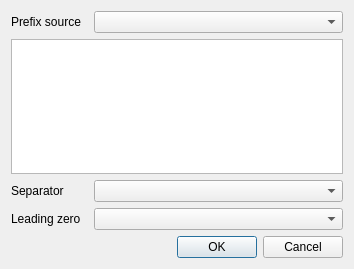
First picture: the form in ui/wizard/ui_code_property.ui, repository gltn/stdm, before the edit.
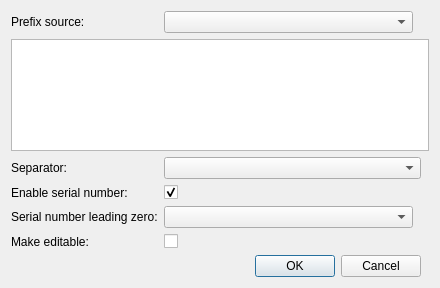
Second picture: the form after the edit.

Commit message: Fixed show_in_parent-child value naming

```diff
--- a/ui/wizard/ui_code_property.ui
+++ b/ui/wizard/ui_code_property.ui
@@ -6,8 +6,8 @@
    <rect>
     <x>0</x>
     <y>0</y>
-    <width>354</width>
-    <height>269</height>
+    <width>440</width>
+    <height>288</height>
    </rect>
   </property>
   <property name="sizePolicy">
@@ -19,10 +19,31 @@
   <property name="windowTitle">
    <string>Auto Generated Code Property</string>
   </property>
-  <layout class="QVBoxLayout" name="verticalLayout">
-   <item>
-    <layout class="QHBoxLayout" name="horizontalLayout">
-     <item>
+  <layout class="QGridLayout" name="gridLayout">
+   <item row="4" column="2">
+    <widget class="QComboBox" name="leading_zero_cbo">
+     <property name="sizePolicy">
+      <sizepolicy hsizetype="Preferred" vsizetype="Maximum">
+       <horstretch>0</horstretch>
+       <verstretch>0</verstretch>
+      </sizepolicy>
+     </property>
+     <property name="minimumSize">
+      <size>
+       <width>249</width>
+       <height>0</height>
+      </size>
+     </property>
+    </widget>
+   </item>
+   <item row="3" column="0" colspan="2">
+    <widget class="QLabel" name="label_4">
+     <property name="text">
+      <string>Enable serial number:</string>
+     </property>
+    </widget>
+   </item>
+   <item row="0" column="0" colspan="2">
       <widget class="QLabel" name="label">
        <property name="maximumSize">
         <size>
@@ -31,11 +52,45 @@
         </size>
        </property>
        <property name="text">
-        <string>Prefix source</string>
+      <string>Prefix source:</string>
        </property>
       </widget>
      </item>
-     <item>
+   <item row="6" column="0" colspan="4">
+    <widget class="QDialogButtonBox" name="buttonBox">
+     <property name="orientation">
+      <enum>Qt::Horizontal</enum>
+     </property>
+     <property name="standardButtons">
+      <set>QDialogButtonBox::Cancel|QDialogButtonBox::Ok</set>
+     </property>
+    </widget>
+   </item>
+   <item row="4" column="0" colspan="2">
+    <widget class="QLabel" name="label_2">
+     <property name="text">
+      <string>Serial number leading zero:</string>
+     </property>
+    </widget>
+   </item>
+   <item row="3" column="2">
+    <widget class="QCheckBox" name="serial_number_chk">
+     <property name="text">
+      <string/>
+     </property>
+     <property name="checked">
+      <bool>true</bool>
+     </property>
+    </widget>
+   </item>
+   <item row="2" column="0" colspan="2">
+    <widget class="QLabel" name="label_3">
+     <property name="text">
+      <string>Separator:</string>
+     </property>
+    </widget>
+   </item>
+   <item row="0" column="2" colspan="2">
       <widget class="QComboBox" name="prefix_source_cbo">
        <property name="sizePolicy">
         <sizepolicy hsizetype="Fixed" vsizetype="Fixed">
@@ -60,21 +115,10 @@
        </property>
       </widget>
      </item>
-    </layout>
-   </item>
-   <item>
+   <item row="1" column="0" colspan="5">
     <widget class="QListView" name="column_code_view"/>
    </item>
-   <item>
-    <layout class="QHBoxLayout" name="horizontalLayout_3">
-     <item>
-      <widget class="QLabel" name="label_3">
-       <property name="text">
-        <string>Separator</string>
-       </property>
-      </widget>
-     </item>
-     <item>
+   <item row="2" column="2" colspan="2">
       <widget class="QComboBox" name="separator_cbo">
        <property name="minimumSize">
         <size>
@@ -84,42 +128,17 @@
        </property>
       </widget>
      </item>
-    </layout>
-   </item>
-   <item>
-    <layout class="QHBoxLayout" name="horizontalLayout_2">
-     <item>
-      <widget class="QLabel" name="label_2">
+   <item row="5" column="0">
+    <widget class="QLabel" name="label_5">
        <property name="text">
-        <string>Leading zero</string>
+      <string>Make editable:</string>
        </property>
       </widget>
      </item>
-     <item>
-      <widget class="QComboBox" name="leading_zero_cbo">
-       <property name="sizePolicy">
-        <sizepolicy hsizetype="Preferred" vsizetype="Maximum">
-         <horstretch>0</horstretch>
-         <verstretch>0</verstretch>
-        </sizepolicy>
-       </property>
-       <property name="minimumSize">
-        <size>
-         <width>249</width>
-         <height>0</height>
-        </size>
-       </property>
-      </widget>
-     </item>
-    </layout>
-   </item>
-   <item>
-    <widget class="QDialogButtonBox" name="buttonBox">
-     <property name="orientation">
-      <enum>Qt::Horizontal</enum>
-     </property>
-     <property name="standardButtons">
-      <set>QDialogButtonBox::Cancel|QDialogButtonBox::Ok</set>
+   <item row="5" column="2">
+    <widget class="QCheckBox" name="editable_chk">
+     <property name="text">
+      <string/>
      </property>
     </widget>
    </item>
```
Lines whose indentation alone changed are shown as unchanged. The commit also changes 1 other file.
